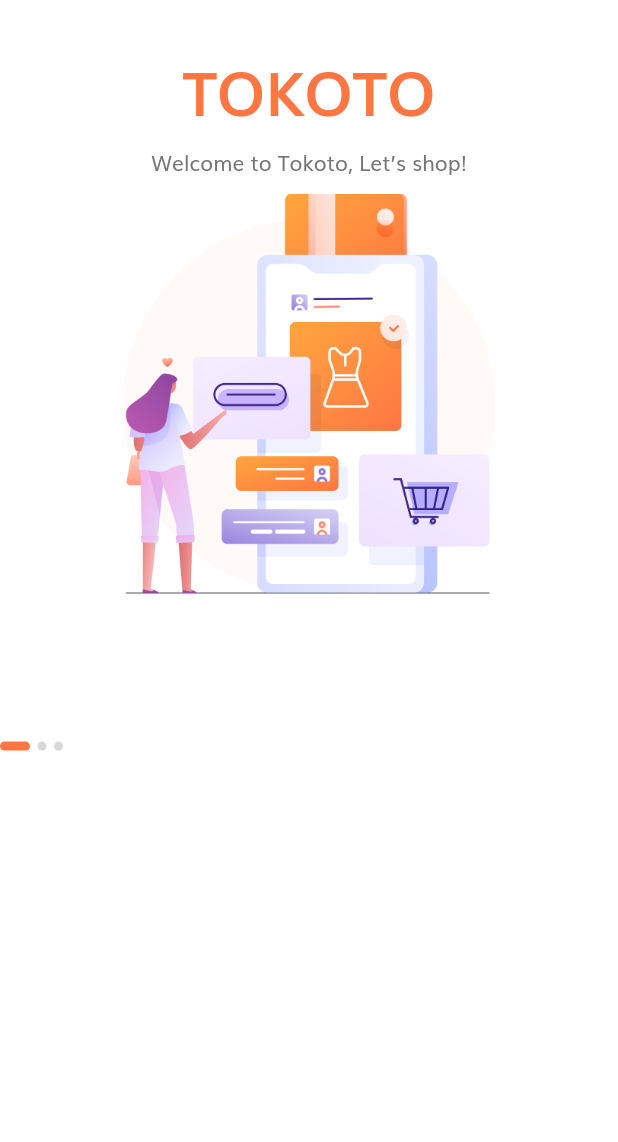
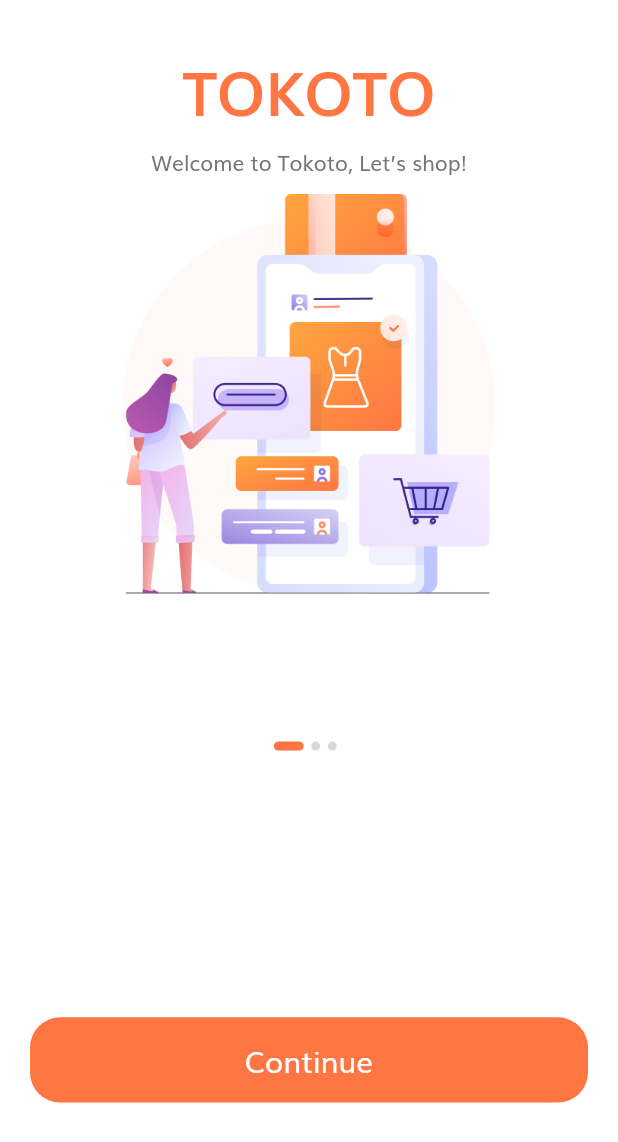
Before and after one commit to trungb19/E-Ecommerce, a Flutter app: the screen it shows after launch, on a phone screen of 412 x 824 dp. Shown: the top 1142 px of the screen. Run offline on Flutter 3.47's test engine with Material 2 defaults, Android fonts, the phone set to English and light mode, and no system bars.

Commit message:
Xay dung trang giao dien dau tien cua ung dung thuong mai dien tu

```diff
--- /dev/null
+++ b/lib/components/default_button.dart
@@ -0,0 +1,34 @@
+import 'package:flutter/material.dart';
+
+import '../size_config.dart';
+import '../constants.dart';
+
+class DefaultButton extends StatelessWidget {
+  const DefaultButton({
+    Key? key,
+    required this.text,
+    required this.press,
+  }) : super(key: key);
+  final String text;
+  final Function press;
+
+  @override
+  Widget build(BuildContext context) {
+    return SizedBox(
+      width: double.infinity,
+      height: getProportionateScreenHeight(56),
+      child: FlatButton(
+        shape: RoundedRectangleBorder(borderRadius: BorderRadius.circular(20)),
+        color: kPrimaryColor,
+        onPressed: () {},
+        child: Text(
+          text,
+          style: TextStyle(
+            fontSize: getProportionateScreenWidth(18),
+            color: Colors.white,
+          ),
+        ),
+      ),
+    );
+  }
+}
--- /dev/null
+++ b/lib/routes.dart
@@ -0,0 +1,6 @@
+import 'package:flutter/widgets.dart';
+import 'package:shop_app/screens/splash/splash_screen.dart';
+
+final Map<String, WidgetBuilder> routes = {
+  SplashScreen.routeName: (context) => SplashScreen(),
+};
--- a/lib/screens/splash/components/body.dart
+++ b/lib/screens/splash/components/body.dart
@@ -2,6 +2,8 @@ import 'package:flutter/material.dart';
 import 'package:shop_app/constants.dart';
 import 'package:shop_app/screens/splash/components/splash_content.dart';
 import 'package:shop_app/size_config.dart';
+
+import '../../../components/default_button.dart';
 
 class Body extends StatefulWidget {
   @override
@@ -35,6 +37,9 @@ class _BodyState extends State<Body> {
             Expanded(
               flex: 3,
               child: PageView.builder(
+                onPageChanged: (value) => setState(() {
+                  currentPage = value;
+                }),
                 itemCount: splashData.length,
                 itemBuilder: (context, index) => SplashContent(
                   image: splashData[index]["image"].toString(),
@@ -44,13 +49,23 @@ class _BodyState extends State<Body> {
             ),
             Expanded(
               flex: 2,
+              child: Padding(
+                padding: const EdgeInsets.symmetric(horizontal: 20),
                 child: Column(
                   children: <Widget>[
                     Row(
+                      mainAxisAlignment: MainAxisAlignment.center,
                       children: List.generate(
                           splashData.length, (index) => builtDot(index)),
-                  )
+                    ),
+                    Spacer(flex: 2),
+                    DefaultButton(
+                      text: "Continue",
+                      press: () {},
+                    ),
+                    Spacer(),
                   ],
+                ),
               ),
             ),
           ],
@@ -59,8 +74,9 @@ class _BodyState extends State<Body> {
     );
   }
 
-  Container builtDot(int index) {
-    return Container(
+  AnimatedContainer builtDot(int index) {
+    return AnimatedContainer(
+      duration: kAnimationDuration,
       margin: EdgeInsets.only(right: 5),
       height: 6,
       width: currentPage == index ? 20 : 6,
--- a/lib/screens/splash/splash_screen.dart
+++ b/lib/screens/splash/splash_screen.dart
@@ -8,6 +8,7 @@ import 'package:shop_app/screens/splash/components/body.dart';
 import 'package:shop_app/size_config.dart';
 
 class SplashScreen extends StatelessWidget {
+  static String routeName = "/splash";
   @override
   Widget build(BuildContext context) {
     SizeConfig().init(context);
```
Also changed, not shown: lib/main.dart (+4 -49 lines). Lines whose indentation alone changed are shown as unchanged.
